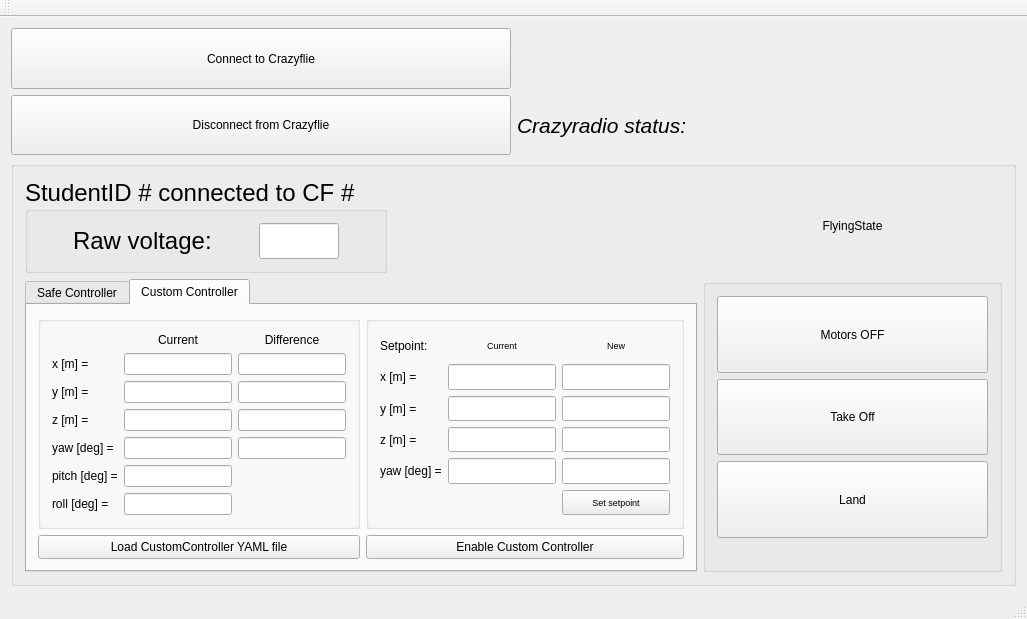
First picture: the form in pps_ws/src/d_fall_pps/GUI_Qt/studentGUI/src/MainWindow.ui, repository alexdidier/rampc-quadrotor, before the edit.
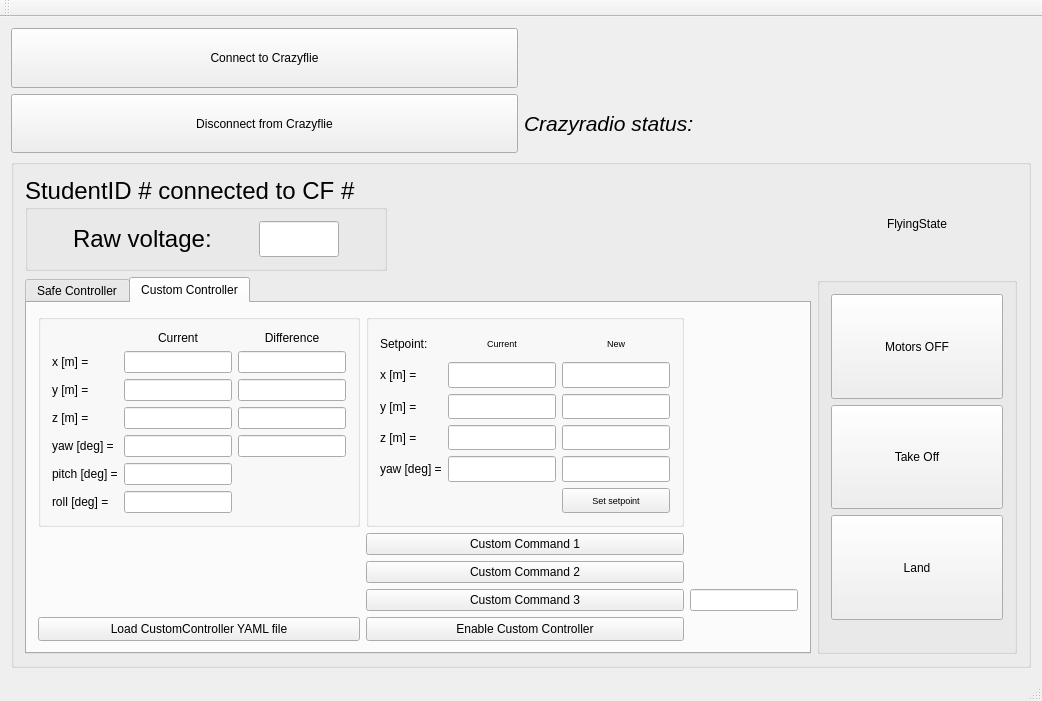
Second picture: the form after the edit.

Commit message: added custom buttons for student

```diff
--- a/pps_ws/src/d_fall_pps/GUI_Qt/studentGUI/src/MainWindow.ui
+++ b/pps_ws/src/d_fall_pps/GUI_Qt/studentGUI/src/MainWindow.ui
@@ -6,8 +6,8 @@
    <rect>
     <x>0</x>
     <y>0</y>
-    <width>1027</width>
-    <height>619</height>
+    <width>1042</width>
+    <height>701</height>
    </rect>
   </property>
   <property name="sizePolicy">
@@ -563,6 +563,27 @@
            <string>Custom Controller</string>
           </attribute>
           <layout class="QGridLayout" name="gridLayout_9">
+           <item row="2" column="1">
+            <widget class="QPushButton" name="customButton_2">
+             <property name="text">
+              <string>Custom Command 2</string>
+             </property>
+            </widget>
+           </item>
+           <item row="3" column="1">
+            <widget class="QPushButton" name="customButton_3">
+             <property name="text">
+              <string>Custom Command 3</string>
+             </property>
+            </widget>
+           </item>
+           <item row="1" column="1">
+            <widget class="QPushButton" name="customButton_1">
+             <property name="text">
+              <string>Custom Command 1</string>
+             </property>
+            </widget>
+           </item>
            <item row="0" column="0">
             <widget class="QGroupBox" name="groupBox_5">
              <property name="title">
@@ -1032,7 +1053,7 @@
              </layout>
             </widget>
            </item>
-           <item row="1" column="1">
+           <item row="4" column="1">
             <widget class="QPushButton" name="en_custom_controller">
              <property name="sizePolicy">
               <sizepolicy hsizetype="MinimumExpanding" vsizetype="MinimumExpanding">
@@ -1051,7 +1072,7 @@
              </property>
             </widget>
            </item>
-           <item row="1" column="0">
+           <item row="4" column="0">
             <widget class="QPushButton" name="load_custom_yaml_button">
              <property name="sizePolicy">
               <sizepolicy hsizetype="MinimumExpanding" vsizetype="MinimumExpanding">
@@ -1070,6 +1091,9 @@
              </property>
             </widget>
            </item>
+           <item row="3" column="2">
+            <widget class="QLineEdit" name="custom_command_3"/>
+           </item>
           </layout>
          </widget>
         </widget>
```
Left out of the diff: 272 changed lines with no effect on the pictures. The commit also changes 4 other files.
